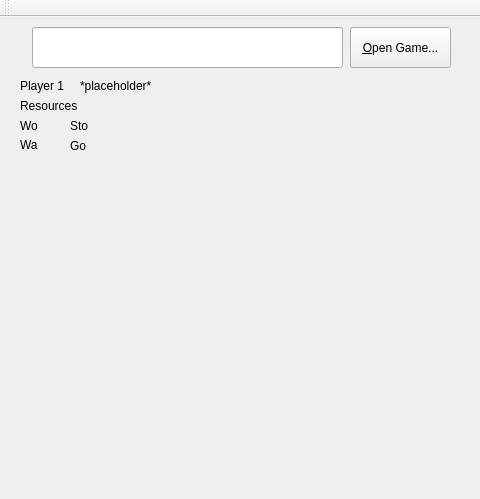
Before: the Qt Designer form road_race/roadrace.ui in bjuppl/roadrace, drawn with Qt 5; both pictures show x 0 to 480 and y 0 to 499 of the 922 by 709 pixel window.
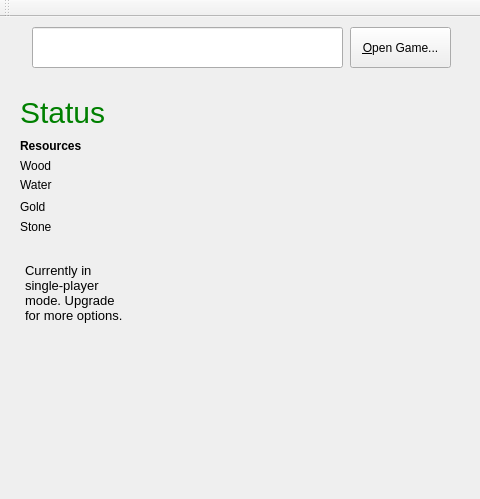
After: the same form once the commit is applied.

```diff
--- a/road_race/roadrace.ui
+++ b/road_race/roadrace.ui
@@ -58,36 +58,30 @@
      <rect>
       <x>20</x>
       <y>60</y>
-      <width>55</width>
-      <height>17</height>
+      <width>111</width>
+      <height>71</height>
      </rect>
     </property>
-    <property name="text">
-     <string>Player 1</string>
+    <property name="styleSheet">
+     <string notr="true">color:green;
+font-size:30px;</string>
     </property>
-   </widget>
-   <widget class="QLabel" name="name1">
-    <property name="geometry">
-     <rect>
-      <x>80</x>
-      <y>60</y>
-      <width>81</width>
-      <height>17</height>
-     </rect>
-    </property>
     <property name="text">
-     <string>*placeholder*</string>
+     <string>Status</string>
     </property>
    </widget>
    <widget class="QLabel" name="label">
     <property name="geometry">
      <rect>
       <x>20</x>
-      <y>80</y>
+      <y>120</y>
       <width>81</width>
       <height>17</height>
      </rect>
     </property>
+    <property name="styleSheet">
+     <string notr="true">font-weight:bold;</string>
+    </property>
     <property name="text">
      <string>Resources</string>
     </property>
@@ -96,52 +90,52 @@
     <property name="geometry">
      <rect>
       <x>20</x>
-      <y>100</y>
-      <width>21</width>
+      <y>140</y>
+      <width>41</width>
       <height>17</height>
      </rect>
     </property>
     <property name="text">
-     <string>Wo</string>
+     <string>Wood</string>
     </property>
    </widget>
    <widget class="QLabel" name="label_9">
     <property name="geometry">
      <rect>
-      <x>70</x>
-      <y>100</y>
-      <width>21</width>
-      <height>17</height>
+      <x>20</x>
+      <y>200</y>
+      <width>41</width>
+      <height>20</height>
      </rect>
     </property>
     <property name="text">
-     <string>Sto</string>
+     <string>Stone</string>
     </property>
    </widget>
    <widget class="QLabel" name="label_10">
     <property name="geometry">
      <rect>
       <x>20</x>
-      <y>120</y>
-      <width>21</width>
+      <y>160</y>
+      <width>41</width>
       <height>16</height>
      </rect>
     </property>
     <property name="text">
-     <string>Wa</string>
+     <string>Water</string>
     </property>
    </widget>
    <widget class="QLabel" name="label_20">
     <property name="geometry">
      <rect>
-      <x>70</x>
-      <y>120</y>
-      <width>21</width>
-      <height>17</height>
+      <x>20</x>
+      <y>180</y>
+      <width>31</width>
+      <height>20</height>
      </rect>
     </property>
     <property name="text">
-     <string>Go</string>
+     <string>Gold</string>
     </property>
    </widget>
    <widget class="QWidget" name="gridLayoutWidget">
@@ -158,8 +152,8 @@
    <widget class="QLabel" name="wo1">
     <property name="geometry">
      <rect>
-      <x>40</x>
-      <y>100</y>
+      <x>70</x>
+      <y>140</y>
       <width>21</width>
       <height>17</height>
      </rect>
@@ -171,8 +165,8 @@
    <widget class="QLabel" name="Sto1">
     <property name="geometry">
      <rect>
-      <x>90</x>
-      <y>100</y>
+      <x>70</x>
+      <y>180</y>
       <width>21</width>
       <height>17</height>
      </rect>
@@ -184,8 +178,8 @@
    <widget class="QLabel" name="Go1">
     <property name="geometry">
      <rect>
-      <x>90</x>
-      <y>120</y>
+      <x>70</x>
+      <y>200</y>
       <width>21</width>
       <height>17</height>
      </rect>
@@ -197,8 +191,8 @@
    <widget class="QLabel" name="Wa1">
     <property name="geometry">
      <rect>
-      <x>40</x>
-      <y>120</y>
+      <x>70</x>
+      <y>160</y>
       <width>21</width>
       <height>17</height>
      </rect>
@@ -207,6 +201,39 @@
      <string/>
     </property>
    </widget>
+   <widget class="QLabel" name="name1">
+    <property name="geometry">
+     <rect>
+      <x>149</x>
+      <y>70</y>
+      <width>20</width>
+      <height>20</height>
+     </rect>
+    </property>
+    <property name="text">
+     <string/>
+    </property>
+   </widget>
+   <widget class="QTextBrowser" name="textBrowser">
+    <property name="geometry">
+     <rect>
+      <x>20</x>
+      <y>241</y>
+      <width>111</width>
+      <height>181</height>
+     </rect>
+    </property>
+    <property name="styleSheet">
+     <string notr="true">background:transparent;</string>
+    </property>
+    <property name="html">
+     <string>&lt;!DOCTYPE HTML PUBLIC &quot;-//W3C//DTD HTML 4.0//EN&quot; &quot;http://www.w3.org/TR/REC-html40/strict.dtd&quot;&gt;
+&lt;html&gt;&lt;head&gt;&lt;meta name=&quot;qrichtext&quot; content=&quot;1&quot; /&gt;&lt;style type=&quot;text/css&quot;&gt;
+p, li { white-space: pre-wrap; }
+&lt;/style&gt;&lt;/head&gt;&lt;body style=&quot; font-family:'.Helvetica Neue DeskInterface'; font-size:13pt; font-weight:400; font-style:normal;&quot;&gt;
+&lt;p style=&quot; margin-top:0px; margin-bottom:0px; margin-left:0px; margin-right:0px; -qt-block-indent:0; text-indent:0px;&quot;&gt;&lt;span style=&quot; font-size:10pt;&quot;&gt;Currently in single-player mode. Upgrade for more options.&lt;/span&gt;&lt;/p&gt;&lt;/body&gt;&lt;/html&gt;</string>
+    </property>
+   </widget>
   </widget>
   <widget class="QToolBar" name="mainToolBar">
    <attribute name="toolBarArea">
```
Left out of the diff: 10 changed lines with no effect on the pictures.
